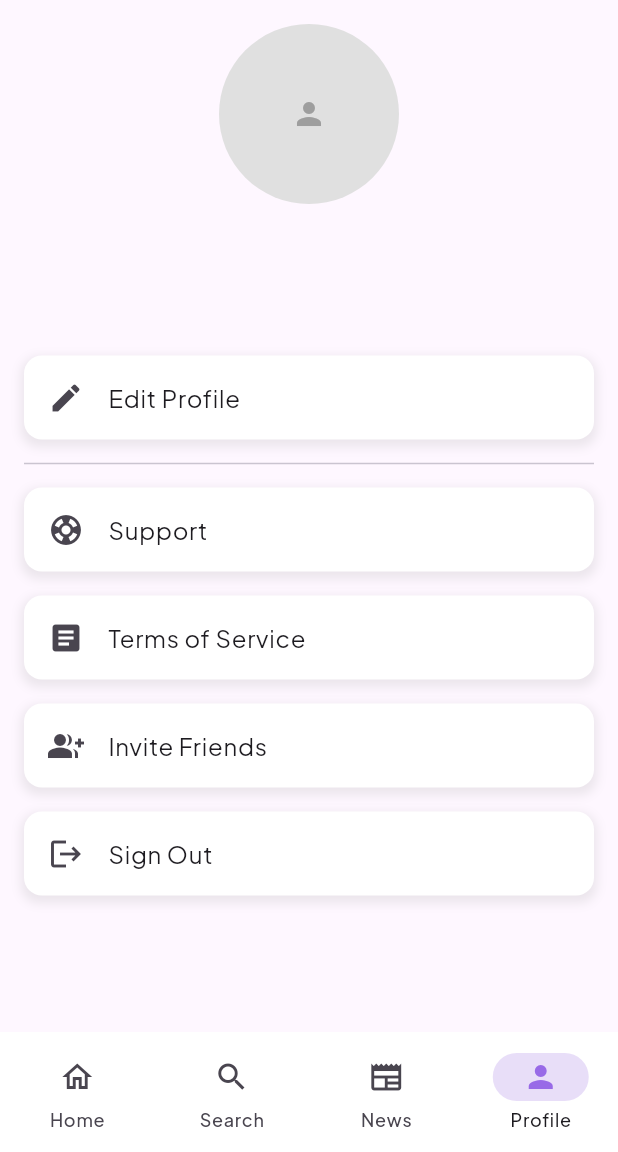
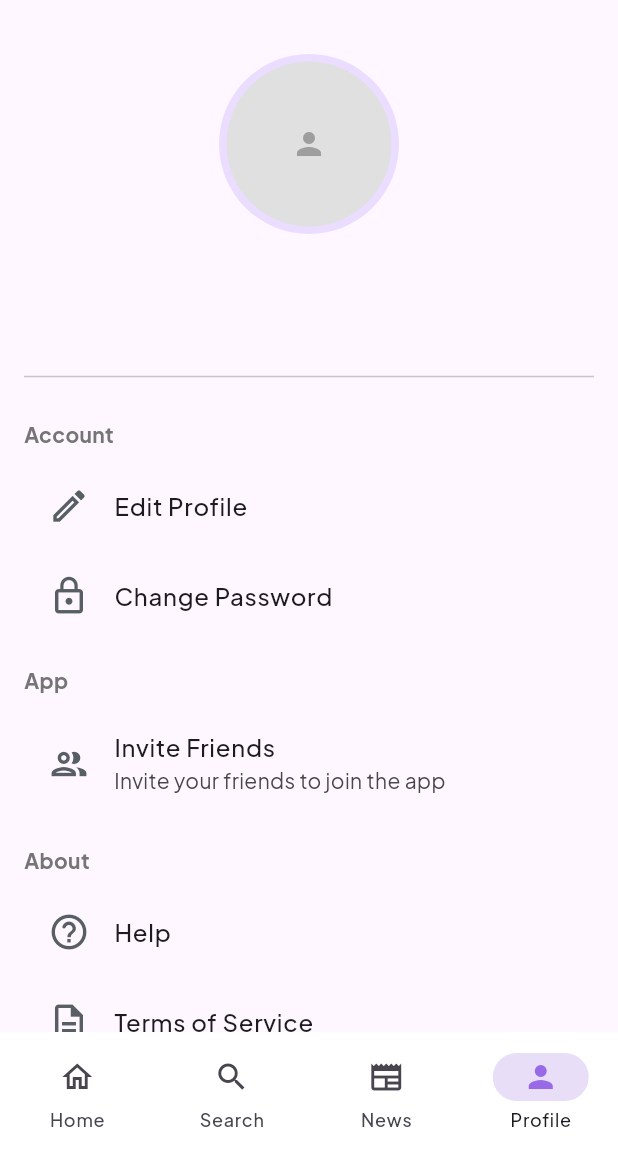
Before and after one commit to Rajvardhan-Desai/AlumniConnect, a Flutter app: the screen it shows once a user with an empty profile is signed in, item 4 of the bottom bar chosen, on a phone screen of 412 x 824 dp, the part 84-1236 px from its top. Run offline on Flutter 3.47's test engine with Material 3 defaults, Android fonts, the phone set to English and light mode, and no system bars; our stand-ins replace cached_network_image, carousel_slider, firebase_auth, firebase_core, firebase_database, firebase_storage and 9 more; missing offline and left inert: blurhash_dart; accounts and stored records are empty.

Commit message:
improved profile page

```diff
--- a/lib/screens/profile_page.dart
+++ b/lib/screens/profile_page.dart
@@ -1,8 +1,10 @@
 import 'package:cached_network_image/cached_network_image.dart';
 import 'package:flutter/material.dart';
 import 'package:firebase_auth/firebase_auth.dart';
-import 'package:alumniconnect/screens/edit_profile_screen.dart';
-import 'package:alumniconnect/widgets/user_avatar.dart';
+
+import '../widgets/user_avatar.dart';
+import 'change_password_screen.dart';
+import 'edit_profile_screen.dart';
 
 class ProfilePage extends StatefulWidget {
   final String userName;
@@ -10,7 +12,7 @@ class ProfilePage extends StatefulWidget {
   final String? userImageUrl;
   final String? blurHash;
 
-  ProfilePage({
+  const ProfilePage({
     super.key,
     required this.userName,
     required this.userEmail,
@@ -19,10 +21,10 @@ class ProfilePage extends StatefulWidget {
   });
 
   @override
-  _ProfilePageState createState() => _ProfilePageState();
+  ProfilePageState createState() => ProfilePageState();
 }
 
-class _ProfilePageState extends State<ProfilePage> {
+class ProfilePageState extends State<ProfilePage> {
   String? _userImageUrl;
   late FirebaseAuth _auth;
 
@@ -39,63 +41,119 @@ class _ProfilePageState extends State<ProfilePage> {
       body: SingleChildScrollView(
         padding: const EdgeInsets.all(16.0),
         child: Column(
+          crossAxisAlignment: CrossAxisAlignment.center,
           children: [
-            UserAvatar(
-              key: ValueKey(_userImageUrl), // Ensure the widget rebuilds with a new key
+            const SizedBox(height: 20),
+            CircleAvatar(
+              radius: 60,
+              child: UserAvatar(
+                key: ValueKey(_userImageUrl),
                 imageUrl: _userImageUrl,
                 blurHash: widget.blurHash,
-              radius: 60,
+                radius: 55,
+                iconSize: 60, // Slightly smaller radius inside the border
+              ),
             ),
             const SizedBox(height: 10),
             Text(
               widget.userName,
               style: const TextStyle(
-                fontSize: 24.0,
+                fontSize: 28.0,
                 fontWeight: FontWeight.bold,
               ),
             ),
-            const SizedBox(height: 5),
+            const SizedBox(height: 4),
             Text(
               widget.userEmail,
               style: TextStyle(
                 fontSize: 16.0,
-                color: Colors.grey[600],
+                color: Colors.grey[700],
               ),
             ),
-            const SizedBox(height: 20),
+            const SizedBox(height: 10),
+            const Divider(),
+            const SizedBox(height: 4),
+            _buildProfileOptions(),
+            const SizedBox(height: 16),
+          ],
+        ),
+      ),
+    );
+  }
+
+  Widget _buildProfileOptions() {
+    return Column(
+      crossAxisAlignment: CrossAxisAlignment.start,
+      children: [
+        _buildSectionTitle('Account'),
         ProfileOption(
-              icon: Icons.edit,
+          icon: Icons.edit_outlined,
           text: 'Edit Profile',
           onTap: () => _navigateToEditProfile(context),
         ),
-            const Divider(),
         ProfileOption(
-              icon: Icons.support,
-              text: 'Support',
+          icon: Icons.lock_outline,
+          text: 'Change Password',
           onTap: () {
-                // Implement support navigation or function
+            Navigator.push(
+              context,
+              MaterialPageRoute(
+                  builder: (context) => const ChangePasswordScreen()),
+            );
+          },
+        ),
+        _buildSectionTitle('App'),
+        ProfileOption(
+          icon: Icons.group_outlined,
+          text: 'Invite Friends',
+          onTap: () {
+            // Implement invite friends navigation or function
+          },
+          subtitle: 'Invite your friends to join the app',
+        ),
+        _buildSectionTitle('About'),
+        ProfileOption(
+          icon: Icons.help_outline_rounded,
+          text: 'Help',
+          onTap: () {
+            // Implement help navigation or function
           },
         ),
         ProfileOption(
-              icon: Icons.article,
+          icon: Icons.description_outlined,
           text: 'Terms of Service',
           onTap: () {
             // Implement terms of service navigation or function
           },
         ),
         ProfileOption(
-              icon: Icons.group_add,
-              text: 'Invite Friends',
+          icon: Icons.info_outline_rounded,
+          text: 'AlumniConnect',
           onTap: () {
-                // Implement invite friends function
+            // Implement terms of service navigation or function
           },
+          subtitle: "Developed by Rajvardhan Desai\nbeta.2024.x28",
         ),
         ProfileOption(
           icon: Icons.logout,
           text: 'Sign Out',
+          fontStyle: const TextStyle(color: Color(0xffee4c41)),
           onTap: () => _confirmSignOut(context),
+          iconColor: const Color(0xffee4c41), // Custom icon color for sign out
         ),
       ],
+    );
+  }
+
+  Widget _buildSectionTitle(String title) {
+    return Padding(
+      padding: const EdgeInsets.only(top: 16.0, bottom: 8.0),
+      child: Text(
+        title,
+        style: TextStyle(
+          fontSize: 14.0,
+          color: Colors.grey[600],
+          fontWeight: FontWeight.bold,
         ),
       ),
     );
@@ -110,41 +168,21 @@ class _ProfilePageState extends State<ProfilePage> {
     if (result == true && widget.userImageUrl != null) {
       await _clearImageCache(widget.userImageUrl!);
       setState(() {
-        _userImageUrl = '${widget.userImageUrl}?t=${DateTime.now().millisecondsSinceEpoch}';
+        _userImageUrl = Uri.parse(widget.userImageUrl!).replace(
+            queryParameters: {
+              't': DateTime.now().millisecondsSinceEpoch.toString()
+            }).toString();
       });
     }
   }
 
   Future<void> _clearImageCache(String imageUrl) async {
     await CachedNetworkImage.evictFromCache(imageUrl);
-    await CachedNetworkImage.evictFromCache('$imageUrl?t=1'); // Clear with a temp param to ensure complete cache clear
+    final parsedUri = Uri.parse(imageUrl);
+    if (parsedUri.queryParameters.isNotEmpty) {
+      await CachedNetworkImage.evictFromCache(
+          parsedUri.replace(queryParameters: {}).toString());
     }
-
-  void _confirmSignOut(BuildContext context) {
-    showDialog(
-      context: context,
-      builder: (BuildContext context) {
-        return AlertDialog(
-          title: const Text('Confirm Sign Out'),
-          content: const Text('Are you sure you want to sign out?'),
-          actions: [
-            TextButton(
-              onPressed: () {
-                Navigator.of(context).pop();
-              },
-              child: const Text('Cancel'),
-            ),
-            TextButton(
-              onPressed: () {
-                Navigator.of(context).pop();
-                _signOut(context);
-              },
-              child: const Text('Sign Out'),
-            ),
-          ],
-        );
-      },
-    );
   }
 
   Future<void> _signOut(BuildContext context) async {
@@ -158,11 +196,62 @@ class _ProfilePageState extends State<ProfilePage> {
       if (context.mounted) {
         ScaffoldMessenger.of(context).showSnackBar(
           SnackBar(
-            content: Text('Error signing out. Please try again. $e'),
+            content: Text(
+                'Error signing out: ${e.toString()}. Please try again.'),
           ),
         );
       }
     }
+  }
+
+  void _confirmSignOut(BuildContext context) {
+    showModalBottomSheet(
+      context: context,
+      builder: (BuildContext context) {
+        return Container(
+          padding: const EdgeInsets.all(16.0),
+          child: Column(
+            crossAxisAlignment: CrossAxisAlignment.start,
+            mainAxisSize: MainAxisSize.min,
+            children: [
+              const Text(
+                'Confirm Sign Out',
+                style: TextStyle(
+                  fontSize: 20.0,
+                  fontWeight: FontWeight.bold,
+                ),
+              ),
+              const SizedBox(height: 16),
+              const Text('Are you sure you want to sign out?'),
+              const SizedBox(height: 16),
+              Row(
+                mainAxisAlignment: MainAxisAlignment.end,
+                children: [
+                  TextButton(
+                    onPressed: () {
+                      Navigator.of(context).pop();
+                    },
+                    child: const Text('Cancel'),
+                  ),
+                  ElevatedButton(
+                    onPressed: () {
+                      Navigator.of(context).pop();
+                      _signOut(context);
+                    },
+                    style: ElevatedButton.styleFrom(
+                      backgroundColor: const Color(0xffff2121),
+                      foregroundColor: Colors.white,
+                    ),
+                    child: const Text('Sign Out',
+                        style: TextStyle(fontWeight: FontWeight.bold)),
+                  ),
+                ],
+              ),
+            ],
+          ),
+        );
+      },
+    );
   }
 }
 
@@ -170,33 +259,38 @@ class ProfileOption extends StatelessWidget {
   final IconData icon;
   final String text;
   final VoidCallback onTap;
+  final String? subtitle; // Optional subtitle
+  final TextStyle? fontStyle; // Optional font style
+  final Color? iconColor; // Optional icon color
 
   const ProfileOption({
     super.key,
     required this.icon,
     required this.text,
     required this.onTap,
+    this.subtitle, // Initialize subtitle
+    this.fontStyle, // Initialize font style
+    this.iconColor, // Initialize icon color
   });
 
   @override
   Widget build(BuildContext context) {
     return Container(
-      margin: const EdgeInsets.symmetric(vertical: 8.0),
-      decoration: BoxDecoration(
-        color: Colors.white,
-        borderRadius: BorderRadius.circular(12.0),
-        boxShadow: [
-          BoxShadow(
-            color: Colors.grey.withOpacity(0.2),
-            spreadRadius: 2,
-            blurRadius: 5,
-            offset: const Offset(0, 3),
+      margin: const EdgeInsets.symmetric(vertical: 2.0),
+      child: ListTile(
+        leading: Icon(
+          icon,
+          color: iconColor ?? const Color(0xff575f64), // Use provided icon color or default
+          size: 28,
         ),
-        ],
+        title: Text(
+          text,
+          style: fontStyle ?? const TextStyle( // Use provided font style or default
+            fontSize: 16.0,
+            fontWeight: FontWeight.w500,
           ),
-      child: ListTile(
-        leading: Icon(icon),
-        title: Text(text),
+        ),
+        subtitle: subtitle != null ? Text(subtitle!) : null, // Show subtitle if provided
         onTap: onTap,
       ),
     );
```
Lines whose indentation alone changed are shown as unchanged.
